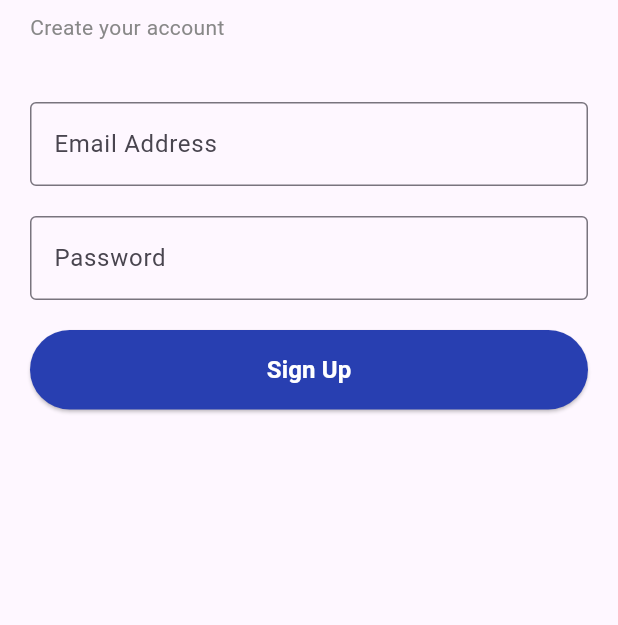
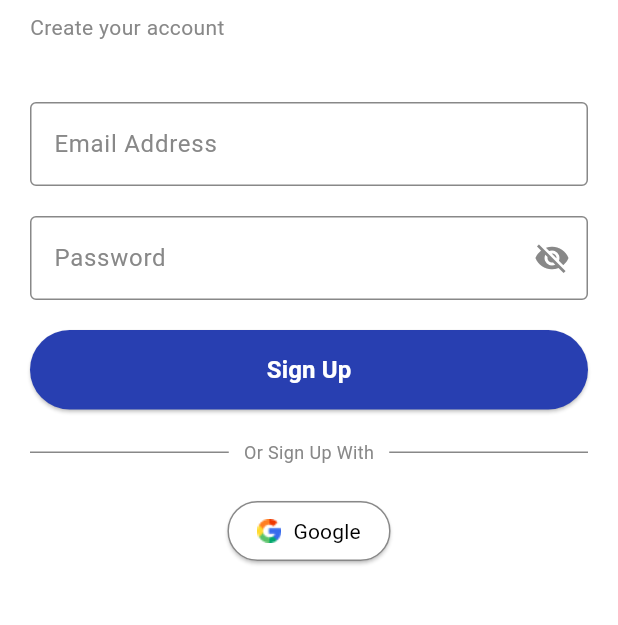
Before and after one commit to KubangPawis/gdsc-quote-app, a Flutter app: the screen it shows after launch, on a phone screen of 412 x 824 dp, the part 165-790 px from its top. Run offline on Flutter 3.47's test engine with Material 3 defaults, Android fonts, the phone set to English and light mode, and no system bars; Roboto replaces fonts that are missing (Raleway).

Commit message:
feat: add sign up page and assets

```diff
--- a/frontend/lib/pages/sign_up_page.dart
+++ b/frontend/lib/pages/sign_up_page.dart
@@ -1,14 +1,21 @@
 import 'package:flutter/material.dart';
 
-class SignUpPage extends StatelessWidget {
+class SignUpPage extends StatefulWidget {
+  _SignUpPageState createState() => _SignUpPageState();
+}
+
+class _SignUpPageState extends State<SignUpPage> {
   final _formKey = GlobalKey<FormState>();
+  bool _obscurePassword = true;
   final TextEditingController _emailController = TextEditingController();
   final TextEditingController _passwordController = TextEditingController();
 
   @override
   Widget build(BuildContext context) {
     return Scaffold(
+        backgroundColor: Colors.white,
         appBar: AppBar(
+          backgroundColor: Colors.white,
           title: Padding(
             padding: EdgeInsets.symmetric(horizontal: 20.0),
             child: Text("Sign Up",
@@ -47,7 +54,13 @@ class SignUpPage extends StatelessWidget {
               controller: _emailController,
               decoration: InputDecoration(
                 labelText: 'Email Address',
-                border: OutlineInputBorder(),
+                labelStyle: TextStyle(color: Color(0xFF888888)),
+                enabledBorder: OutlineInputBorder(
+                  borderSide: BorderSide(color: Color(0xFF888888), width: 1.0)
+                ),
+                focusedBorder: OutlineInputBorder(
+                  borderSide: BorderSide(color: Color(0xFF283FB1), width: 1.0)
+                )
               ),
               keyboardType: TextInputType.emailAddress,
               validator: (value) {
@@ -59,19 +72,30 @@ class SignUpPage extends StatelessWidget {
             ),
             SizedBox(height: 20.0),
             TextFormField(
-              controller: _passwordController,
-              decoration: InputDecoration(
-                labelText: 'Password',
-                border: OutlineInputBorder(),
+                obscureText: _obscurePassword,
+                decoration: InputDecoration(
+                  labelText: "Password",
+                  labelStyle: TextStyle(color: Color(0xFF888888)),
+                  enabledBorder: OutlineInputBorder(
+                    borderSide: BorderSide(color: Color(0xFF888888), width: 1.0),
+                  ),
+                  focusedBorder: OutlineInputBorder(
+                    borderSide: BorderSide(color: Color(0xFF283FB1), width: 2.0),
+                  ),
+                  suffixIcon: IconButton(
+                    icon: Icon(
+                      _obscurePassword ? Icons.visibility_off : Icons.visibility,
+                      color: Color(0xFF888888),
+                    ),
+                    onPressed: () {
+                      setState(() {
+                        _obscurePassword = !_obscurePassword;
+                      });
+                    },
+                  ),
+                ),
+                cursorColor: Color(0xFF283FB1)
               ),
-              obscureText: true,
-              validator: (value) {
-                if (value == null || value.isEmpty) {
-                  return 'Please enter a password';
-                }
-                return null;
-              },
-            ),
             SizedBox(height: 20.0),
             Center(
               child: SizedBox(
@@ -95,7 +119,57 @@ class SignUpPage extends StatelessWidget {
                     fontWeight: FontWeight.bold,
                     color: Color(0xFFFFFFFF)
                   )),
-              )))
+              ))),
+              SizedBox(height: 20.0),
+              Row(
+                children: [
+                  Expanded(
+                    child: Divider(color: Color(0xFF888888), thickness: 1.0,),
+                  ),
+                  Padding(
+                    padding: const EdgeInsets.symmetric(horizontal: 10.0),
+                    child: Text(
+                      "Or Sign Up With",
+                      style: TextStyle(
+                        fontFamily: 'Raleway',
+                        fontSize: 12,
+                        fontWeight: FontWeight.normal,
+                        color: Color(0xFF888888)
+                      )
+                    )),
+                  Expanded(
+                    child: Divider(color: Color(0xFF888888), thickness: 1.0),
+                  )
+                ],
+              ),
+              SizedBox(height: 20.0),
+              Center(
+                child: Flexible(
+                  child: ElevatedButton.icon(
+                  style: ElevatedButton.styleFrom(
+                    backgroundColor: Colors.white,
+                    side: BorderSide(color: Color(0xFF888888), width: 1.0),
+                    padding: EdgeInsets.symmetric(vertical: 10.0, horizontal: 20.0)
+                  ),
+                  onPressed: () {
+                    print("Google Sign-Up Clicked");
+                  },
+                  icon: Image.asset(
+                    'lib/assets/iconGoogle.png',
+                    height: 16.0,
+                    width: 16.0,
+                  ),
+                  label: Text(
+                    "Google",
+                    style: TextStyle(
+                      fontFamily: 'Raleway',
+                      fontSize: 14,
+                      fontWeight: FontWeight.normal,
+                      color: Colors.black
+                    )
+                  )
+                )
+              ))
             ],
           )
         )
--- a/frontend/pubspec.yaml
+++ b/frontend/pubspec.yaml
@@ -58,7 +58,8 @@ flutter:
   uses-material-design: true
 
   # To add assets to your application, add an assets section, like this:
-  # assets:
+  assets:
+    - lib/assets/iconGoogle.png
   #   - images/a_dot_burr.jpeg
   #   - images/a_dot_ham.jpeg
 
```
Also changed, not shown: frontend/lib/assets/iconGoogle.png (added), frontend/lib/assets/iconGoogle.svg (added).
